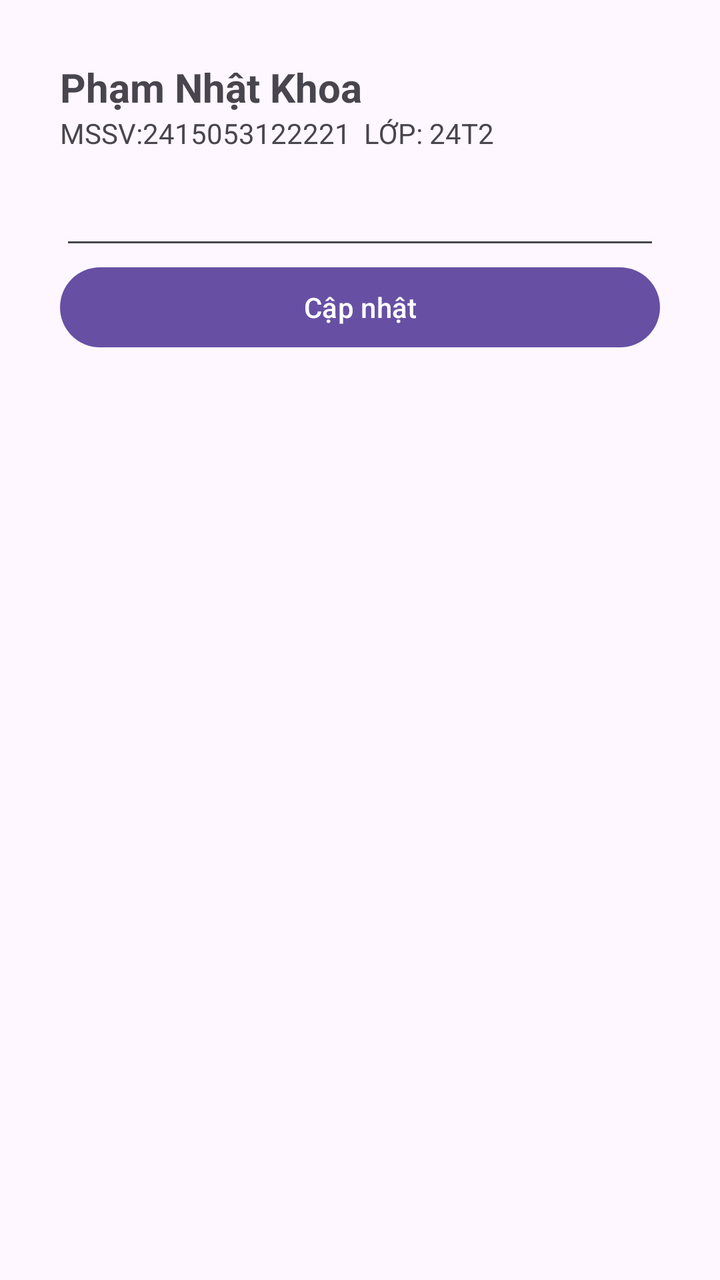
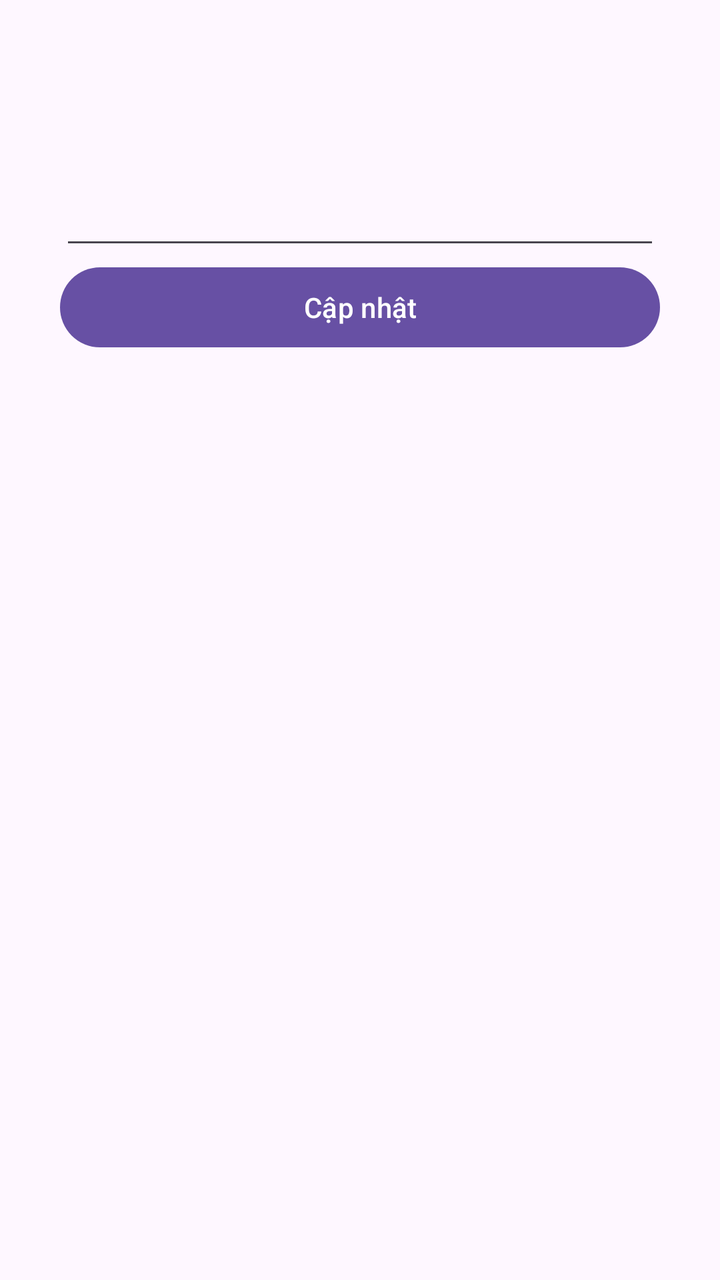

Screens rendered from an Android XML layout before and after an edit, with the pre-edit source and the edit as a unified diff.
<!-- AndroidManifest.xml: application theme Theme.TH_BAI14 -->
<!-- res/layout/activity_main.xml -->
<?xml version="1.0" encoding="utf-8"?>
<androidx.constraintlayout.widget.ConstraintLayout xmlns:android="http://schemas.android.com/apk/res/android"
    xmlns:app="http://schemas.android.com/apk/res-auto"
    xmlns:tools="http://schemas.android.com/tools"
    android:id="@+id/main"
    android:layout_width="match_parent"
    android:layout_height="match_parent"
    tools:context=".MainActivity">

    <LinearLayout
        android:layout_width="match_parent"
        android:layout_height="match_parent"
        android:text="Hello World!"
        android:orientation="vertical"
        android:padding="30dp"
        app:layout_constraintBottom_toBottomOf="parent"
        app:layout_constraintEnd_toEndOf="parent"
        app:layout_constraintStart_toStartOf="parent"
        app:layout_constraintTop_toTopOf="parent" >

        <TextView
            android:id="@+id/textView"
            android:layout_width="match_parent"
            android:layout_height="wrap_content"
            android:text="Phạm Nhật Khoa"
            android:textSize="20sp"
            android:textStyle="bold"
            tools:layout_editor_absoluteX="106dp"
            tools:layout_editor_absoluteY="43dp" />

        <TextView
            android:id="@+id/textView2"
            android:layout_width="match_parent"
            android:layout_height="wrap_content"
            android:text="MSSV:2415053122221  LỚP: 24T2"
            tools:layout_editor_absoluteX="74dp"
            tools:layout_editor_absoluteY="156dp" />

        <TextView
            android:id="@+id/textView3"
            android:layout_width="match_parent"
            android:layout_height="wrap_content"
            android:text=""
            tools:layout_editor_absoluteX="49dp"
            tools:layout_editor_absoluteY="249dp" />

        <EditText
            android:id="@+id/editGpa"
            android:layout_width="match_parent"
            android:layout_height="wrap_content"
            android:ems="10"
            android:textSize="13sp"
            android:inputType="text"
            android:text="" />

        <Button
            android:id="@+id/btnUpdate"
            android:layout_width="match_parent"
            android:layout_height="wrap_content"
            android:text="Cập nhật" />

    </LinearLayout>



</androidx.constraintlayout.widget.ConstraintLayout>
<!-- resources referenced by this layout -->
<resources>
  <style name="Theme.TH_BAI14" parent="Base.Theme.TH_BAI14" />
  <style name="Base.Theme.TH_BAI14" parent="Theme.Material3.DayNight.NoActionBar">
          
          
      </style>
</resources>

<!-- the commit's change to res/layout/activity_main.xml (unified diff, before → after) -->
@@ -22,7 +22,7 @@
             android:id="@+id/textView"
             android:layout_width="match_parent"
             android:layout_height="wrap_content"
-            android:text="Phạm Nhật Khoa"
+            android:text=""
             android:textSize="20sp"
             android:textStyle="bold"
             tools:layout_editor_absoluteX="106dp"
@@ -32,7 +32,7 @@
             android:id="@+id/textView2"
             android:layout_width="match_parent"
             android:layout_height="wrap_content"
-            android:text="MSSV:2415053122221  LỚP: 24T2"
+            android:text=""
             tools:layout_editor_absoluteX="74dp"
             tools:layout_editor_absoluteY="156dp" />
 
